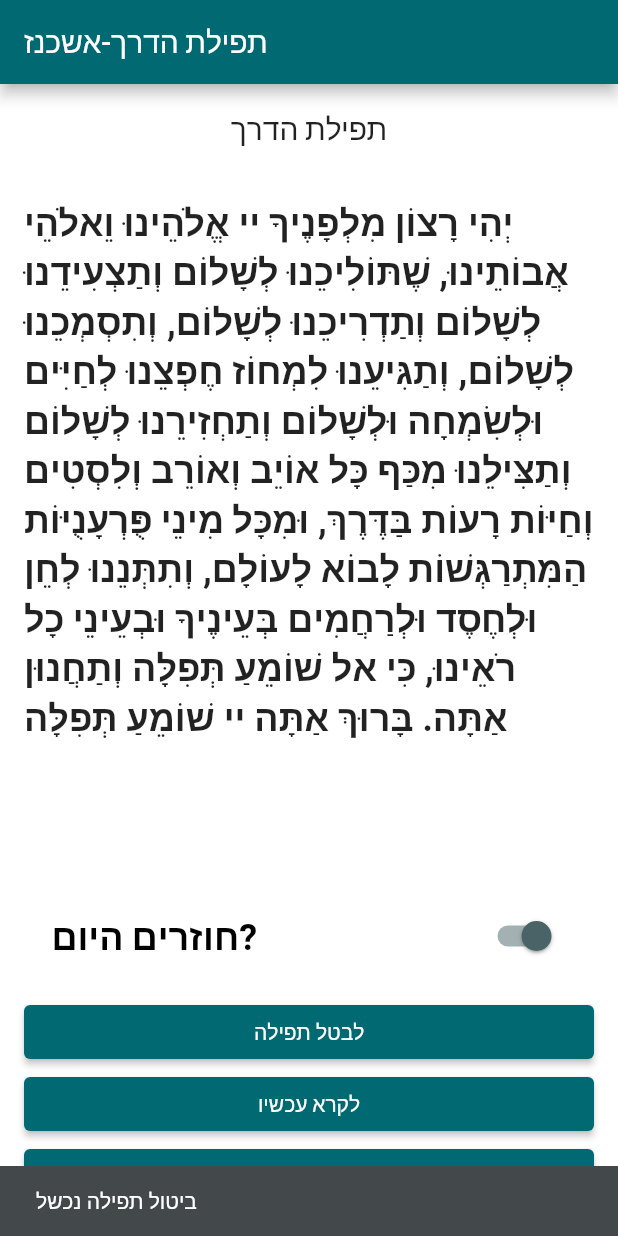
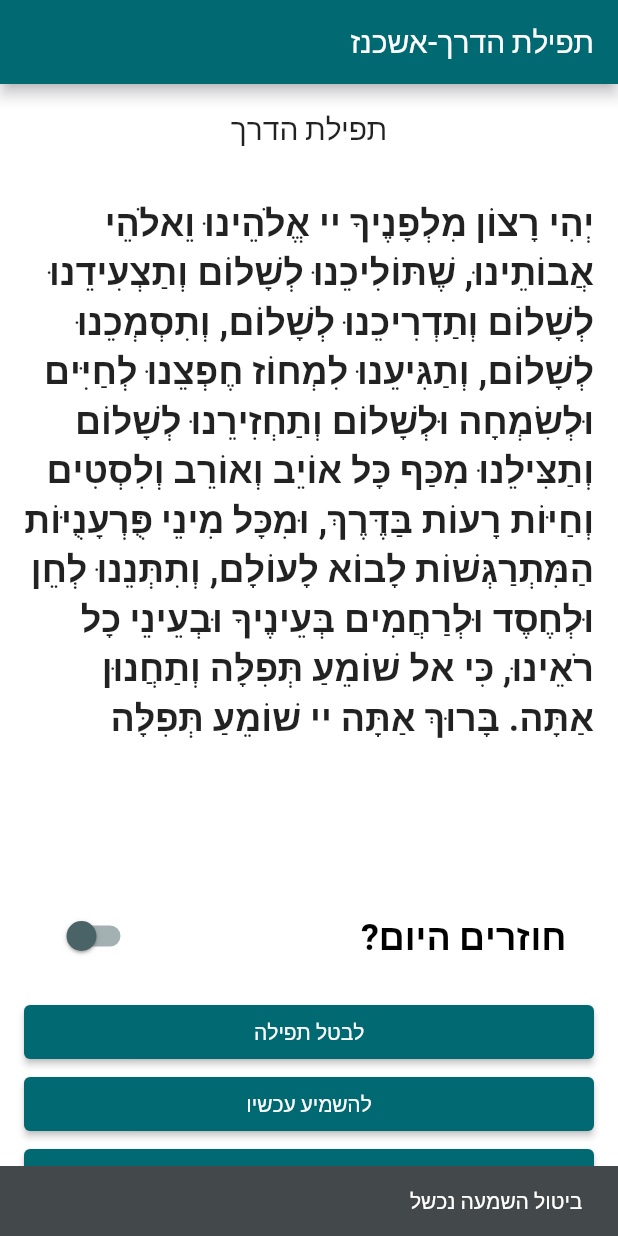
Before and after one commit to danielle-h/auto-tefilat-haderech, a Flutter app: the screen it shows after launch, after a tap on "לשמור ולהמשיך", after a tap on "לבטל תפילה", on a phone screen of 412 x 824 dp. Run offline on Flutter 3.47's test engine with Material 2 defaults, Android fonts, the phone set to English and light mode, and no system bars; our stand-ins replace just_audio, shared_preferences; missing offline and left inert: alarm.

Commit message:
fix: added icon, rtl

```diff
--- a/lib/home_page.dart
+++ b/lib/home_page.dart
@@ -83,7 +83,9 @@ class _HomePageState extends State<HomePage> {
 
   @override
   Widget build(BuildContext context) {
-    return Scaffold(
+    return Directionality(
+      textDirection: TextDirection.rtl,
+      child: Scaffold(
         appBar: AppBar(
           title: Text('תפילת הדרך-אשכנז'),
         ),
@@ -101,7 +103,9 @@ class _HomePageState extends State<HomePage> {
                 child: Container(
                   padding: EdgeInsets.all(16),
                   child: Text(
-                  returnToday ? ashkenaz_returnToday : ashkenaz_notReturnToday,
+                    returnToday
+                        ? ashkenaz_returnToday
+                        : ashkenaz_notReturnToday,
                     style: TextStyle(
                       fontSize: 24,
                       fontWeight: FontWeight.bold,
@@ -159,11 +163,11 @@ class _HomePageState extends State<HomePage> {
                               if (success) {
                                 ScaffoldMessenger.of(context).showSnackBar(
                                     const SnackBar(
-                                      content: Text("תפילה בוטלה בהצלחה")));
+                                        content: Text("השמעה בוטלה בהצלחה")));
                               } else {
                                 ScaffoldMessenger.of(context).showSnackBar(
                                     const SnackBar(
-                                      content: Text("ביטול תפילה נכשל")));
+                                        content: Text("ביטול השמעה נכשל")));
                               }
                             }
                           },
@@ -179,7 +183,7 @@ class _HomePageState extends State<HomePage> {
                     onPressed: () {
                       isPlaying ? stop() : readAloud();
                     },
-                  child: isPlaying ? Text("לעצור") : Text('לקרא עכשיו'),
+                    child: isPlaying ? Text("לעצור") : Text('להשמיע עכשיו'),
                     // style: ButtonStyle(
                     //   backgroundColor: MaterialStateProperty.all(
                     //       AppTheme.lightTheme().primaryColor),
@@ -195,7 +199,7 @@ class _HomePageState extends State<HomePage> {
                       if (parameters == null) {
                         if (mounted) {
                           ScaffoldMessenger.of(context).showSnackBar(
-                            const SnackBar(content: Text("תפילה לא נקבעה")));
+                              const SnackBar(content: Text("השמעה לא נקבעה")));
                         }
                         return;
                       }
@@ -224,7 +228,7 @@ class _HomePageState extends State<HomePage> {
                         });
                       }
                     },
-                  child: Text('לקרא עוד מעט'),
+                    child: Text('להשמיע עוד מעט'),
                     // style: ButtonStyle(
                     //   backgroundColor: MaterialStateProperty.all(
                     //       AppTheme.lightTheme().primaryColor),
@@ -236,6 +240,7 @@ class _HomePageState extends State<HomePage> {
             ),
           ],
         ),
+      ),
     );
   }
 }
--- a/lib/main.dart
+++ b/lib/main.dart
@@ -47,3 +47,8 @@ class MyApp extends StatelessWidget {
     );
   }
 }
+
+//TODO attribution!
+//<a href="https://www.flaticon.com/free-icons/road" title="road icons">Road icons created by Freepik - Flaticon</a>
+//https://www.flaticon.com/free-icon/road_2554922?term=way&page=1&position=2&origin=search&related_id=2554922
+//https://easyappicon.com/
```
Also changed, not shown: assets/icon/ic_launcher-web.png (added), assets/icon/playstore-icon.png (added), assets/icon/road.png (added), 41 other files. Lines whose indentation alone changed are shown as unchanged.
